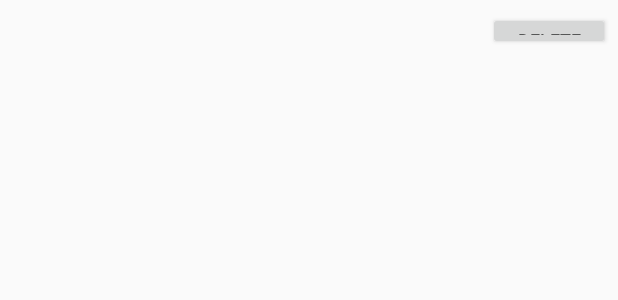
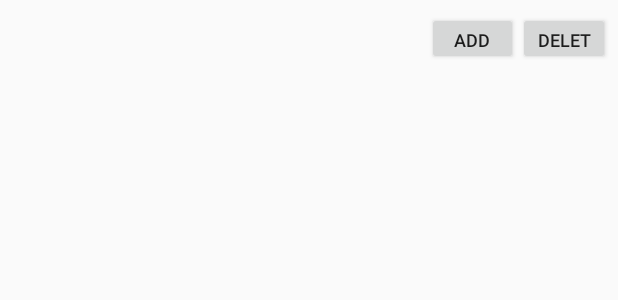
Before and after one commit to mecolmg/MobileRecipEasy, an Android app: the layout list_group.xml on its own in the app's theme, with its tools: preview values and no code run, on a phone screen of 412 x 824 dp. Shown: the top 300 px of the screen. Run offline under Robolectric (Android 15) with nearby library versions, the phone set to English and light mode, and no system bars.

Commit message:
Merge remote-tracking branch 'origin/master'
# Conflicts:
#	app/src/main/res/values/dimens.xml

```diff
--- a/app/src/main/java/conor/navigationdrawer/MyListsActivity.java
+++ b/app/src/main/java/conor/navigationdrawer/MyListsActivity.java
@@ -184,7 +184,7 @@ public class MyListsActivity extends AppCompatActivity
 
     public void showCreateListDialog()
     {
-        CreateListDialog dialog = new CreateListDialog(this);
+        CreateListDialog dialog = new CreateListDialog(this, "Create List", "List Name:");
         dialog.setmListener(this);
         dialog.show();
     }
@@ -237,10 +237,8 @@ public class MyListsActivity extends AppCompatActivity
 
 
     @Override
-    public void onDialogCreateClick(Dialog dialog, String listName) {
+    public void onDialogCreateClick(CreateListDialog dialog, String listName) {
         Log.e("create clicked", "create list with name " + listName);
-
-
 
 
         //listNames.add(0, listName);
--- a/app/src/main/res/layout/create_list_dialogue.xml
+++ b/app/src/main/res/layout/create_list_dialogue.xml
@@ -4,6 +4,7 @@
     android:layout_width="wrap_content"
     android:layout_height="wrap_content">
     <TextView
+        android:id="@+id/dialog_title"
         android:text="Create List"
         android:layout_width="match_parent"
         android:layout_height="64dp"
--- a/app/src/main/res/layout/list_group.xml
+++ b/app/src/main/res/layout/list_group.xml
@@ -9,7 +9,7 @@
 
     <TextView
         android:id="@+id/listTitle"
-        android:layout_weight=".8"
+        android:layout_weight=".7"
         android:layout_width="0dp"
         android:textSize="20dp"
         android:focusable="false"
@@ -20,17 +20,28 @@
         android:paddingTop="10dp"
         android:paddingBottom="10dp" />
 
+
+    <Button
+        android:id="@+id/addbutton"
+        android:layout_width="0dp"
+        android:layout_weight=".15"
+        android:layout_height="35dp"
+        android:focusable="false"
+        android:focusableInTouchMode="false"
+        android:text="Add Ingrediant"
+        android:textSize="12dp" />
+
     <Button
         android:id="@+id/delete_btn"
-        android:layout_weight=".2"
+        android:layout_weight=".15"
         android:layout_width="0dp"
-        android:layout_height="25dp"
+        android:layout_height="35dp"
         android:layout_alignParentRight="true"
         android:layout_centerVertical="true"
         android:layout_marginRight="5dp"
         android:focusable="false"
         android:focusableInTouchMode="false"
-        android:text="Delete"
+        android:text="Delete List"
         android:textSize="12dp" />
 
     <!--android:src="@drawable/red_xmark
```
Also changed, not shown: app/src/main/java/conor/navigationdrawer/CreateListDialog.java (+12 -2 lines), app/src/main/java/conor/navigationdrawer/ExpandableListViewAdapter.java (+41 -1 lines).
